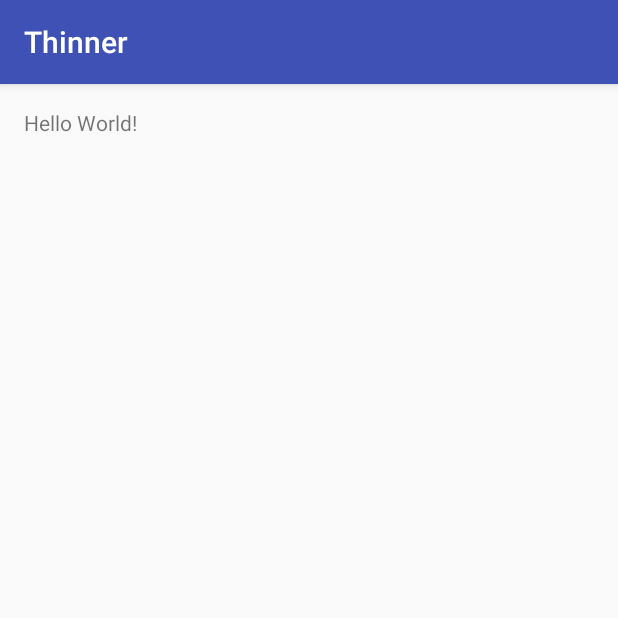
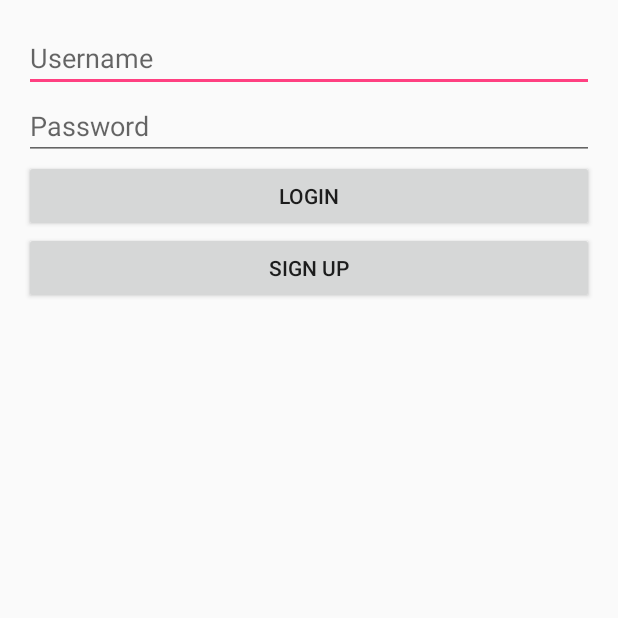
Before and after one commit to EduardoVaca/Thinner, an Android app: the screen it shows after launch (MainActivity before the commit, LoginSignupActivity after it), on a phone screen of 412 x 824 dp, the top half of it. Run offline under Robolectric (Android 15) with nearby library versions, the phone set to English and light mode, and no system bars.

Commit message:
Login Successfull

```diff
--- /dev/null
+++ b/Thinner/app/src/main/java/com/example/eduardovaca/thinner/LoginSignupActivity.java
@@ -0,0 +1,112 @@
+package com.example.eduardovaca.thinner;
+
+import android.app.Activity;
+import android.content.Intent;
+import android.os.Bundle;
+import android.view.View;
+import android.widget.Button;
+import android.widget.EditText;
+import android.widget.Toast;
+
+import com.parse.LogInCallback;
+import com.parse.ParseException;
+import com.parse.ParseUser;
+import com.parse.SignUpCallback;
+
+/**
+ * Created by eduardovaca on 07/10/15.
+ */
+public class LoginSignupActivity extends Activity {
+    // Declare Variables
+    Button loginbutton;
+    Button signup;
+    String usernametxt;
+    String passwordtxt;
+    EditText password;
+    EditText username;
+
+    /** Called when the activity is first created. */
+    public void onCreate(Bundle savedInstanceState) {
+        super.onCreate(savedInstanceState);
+        // Get the view from main.xml
+        setContentView(R.layout.activity_main);
+        // Locate EditTexts in main.xml
+        username = (EditText) findViewById(R.id.username);
+        password = (EditText) findViewById(R.id.password);
+
+        // Locate Buttons in main.xml
+        loginbutton = (Button) findViewById(R.id.login);
+        signup = (Button) findViewById(R.id.signup);
+
+        // Login Button Click Listener
+        loginbutton.setOnClickListener(new View.OnClickListener() {
+
+            public void onClick(View arg0) {
+                // Retrieve the text entered from the EditText
+                usernametxt = username.getText().toString();
+                passwordtxt = password.getText().toString();
+
+                // Send data to Parse.com for verification
+                ParseUser.logInInBackground(usernametxt, passwordtxt,
+                        new LogInCallback() {
+                            public void done(ParseUser user, ParseException e) {
+                                if (user != null) {
+                                    // If user exist and authenticated, send user to Welcome.class
+                                    Intent intent = new Intent(
+                                            LoginSignupActivity.this,
+                                            Welcome.class);
+                                    startActivity(intent);
+                                    Toast.makeText(getApplicationContext(),
+                                            "Successfully Logged in",
+                                            Toast.LENGTH_LONG).show();
+                                    finish();
+                                } else {
+                                    Toast.makeText(
+                                            getApplicationContext(),
+                                            "No such user exist, please signup",
+                                            Toast.LENGTH_LONG).show();
+                                }
+                            }
+                        });
+            }
+        });
+        // Sign up Button Click Listener
+        signup.setOnClickListener(new View.OnClickListener() {
+
+            public void onClick(View arg0) {
+                // Retrieve the text entered from the EditText
+                usernametxt = username.getText().toString();
+                passwordtxt = password.getText().toString();
+
+                // Force user to fill up the form
+                if (usernametxt.equals("") && passwordtxt.equals("")) {
+                    Toast.makeText(getApplicationContext(),
+                            "Please complete the sign up form",
+                            Toast.LENGTH_LONG).show();
+
+                } else {
+                    // Save new user data into Parse.com Data Storage
+                    ParseUser user = new ParseUser();
+                    user.setUsername(usernametxt);
+                    user.setPassword(passwordtxt);
+                    user.signUpInBackground(new SignUpCallback() {
+                        public void done(ParseException e) {
+                            if (e == null) {
+                                // Show a simple Toast message upon successful registration
+                                Toast.makeText(getApplicationContext(),
+                                        "Successfully Signed up, please log in.",
+                                        Toast.LENGTH_LONG).show();
+                            } else {
+                                Toast.makeText(getApplicationContext(),
+                                        "Sign up Error", Toast.LENGTH_LONG)
+                                        .show();
+                            }
+                        }
+                    });
+                }
+
+            }
+        });
+
+    }
+}
--- a/Thinner/app/src/main/java/com/example/eduardovaca/thinner/MainActivity.java
+++ b/Thinner/app/src/main/java/com/example/eduardovaca/thinner/MainActivity.java
@@ -1,13 +1,42 @@
 package com.example.eduardovaca.thinner;
 
+import android.app.Activity;
+import android.content.Intent;
 import android.support.v7.app.AppCompatActivity;
 import android.os.Bundle;
 
-public class MainActivity extends AppCompatActivity {
+import com.parse.ParseAnonymousUtils;
+import com.parse.ParseUser;
 
-    @Override
-    protected void onCreate(Bundle savedInstanceState) {
+public class MainActivity extends Activity {
+
+    public void onCreate(Bundle savedInstanceState) {
         super.onCreate(savedInstanceState);
-        setContentView(R.layout.activity_main);
+
+        // Determine whether the current user is an anonymous user
+        if (ParseAnonymousUtils.isLinked(ParseUser.getCurrentUser())) {
+            // If user is anonymous, send the user to LoginSignupActivity.class
+            Intent intent = new Intent(MainActivity.this,
+                    LoginSignupActivity.class);
+            startActivity(intent);
+            finish();
+        } else {
+            // If current user is NOT anonymous user
+            // Get current user data from Parse.com
+            ParseUser currentUser = ParseUser.getCurrentUser();
+            if (currentUser != null) {
+                // Send logged in users to Welcome.class
+                Intent intent = new Intent(MainActivity.this, Welcome.class);
+                startActivity(intent);
+                finish();
+            } else {
+                // Send user to LoginSignupActivity.class
+                Intent intent = new Intent(MainActivity.this,
+                        LoginSignupActivity.class);
+                startActivity(intent);
+                finish();
+            }
+        }
+
     }
 }
--- /dev/null
+++ b/Thinner/app/src/main/java/com/example/eduardovaca/thinner/ParseApplication.java
@@ -0,0 +1,32 @@
+package com.example.eduardovaca.thinner;
+
+import android.app.Application;
+
+import com.parse.Parse;
+import com.parse.ParseACL;
+import com.parse.ParseUser;
+
+/**
+ * Created by eduardovaca on 07/10/15.
+ */
+public class ParseApplication extends Application {
+
+    @Override
+    public void onCreate() {
+        super.onCreate();
+
+        // Add your initialization code here
+
+        Parse.initialize(this, "MpfbhzgP7ceDtcCCWjlc2tlZ3d9qA7EeGg5y0PkG", "UseJCvMg8g63CP6yRk5Z013Uu1T9L7VnMzmrQ2XO");
+
+        ParseUser.enableAutomaticUser();
+        ParseACL defaultACL = new ParseACL();
+
+        // If you would like all objects to be private by default, remove this
+        // line.
+        defaultACL.setPublicReadAccess(true);
+
+        ParseACL.setDefaultACL(defaultACL, true);
+    }
+
+}
--- a/Thinner/app/src/main/res/layout/activity_main.xml
+++ b/Thinner/app/src/main/res/layout/activity_main.xml
@@ -1,11 +1,40 @@
 <?xml version="1.0" encoding="utf-8"?>
-<RelativeLayout xmlns:android="http://schemas.android.com/apk/res/android"
+<LinearLayout xmlns:android="http://schemas.android.com/apk/res/android"
     xmlns:tools="http://schemas.android.com/tools" android:layout_width="match_parent"
     android:layout_height="match_parent" android:paddingLeft="@dimen/activity_horizontal_margin"
     android:paddingRight="@dimen/activity_horizontal_margin"
     android:paddingTop="@dimen/activity_vertical_margin"
     android:paddingBottom="@dimen/activity_vertical_margin" tools:context=".MainActivity">
 
-    <TextView android:text="Hello World!" android:layout_width="wrap_content"
-        android:layout_height="wrap_content" />
-</RelativeLayout>
+    <LinearLayout
+        android:layout_width="match_parent"
+        android:layout_height="match_parent"
+        android:orientation="vertical">
+
+        <EditText
+            android:id="@+id/username"
+            android:layout_width="match_parent"
+            android:layout_height="wrap_content"
+            android:hint="Username"/>
+        <EditText
+            android:id="@+id/password"
+            android:layout_width="match_parent"
+            android:layout_height="wrap_content"
+            android:hint="Password"/>
+
+        <Button
+            android:id="@+id/login"
+            android:layout_width="match_parent"
+            android:layout_height="wrap_content"
+            android:text="Login"/>
+
+        <Button
+            android:id="@+id/signup"
+            android:layout_width="match_parent"
+            android:layout_height="wrap_content"
+            android:text="Sign Up"/>
+
+
+
+    </LinearLayout>
+</LinearLayout>
```
Also changed, not shown: Thinner/app/src/main/AndroidManifest.xml (+11 -1 lines), Thinner/app/src/main/java/com/example/eduardovaca/thinner/Welcome.java (added, +50 -0 lines), Thinner/app/src/main/res/layout/welcome.xml (added, +28 -0 lines), 1 other file.
